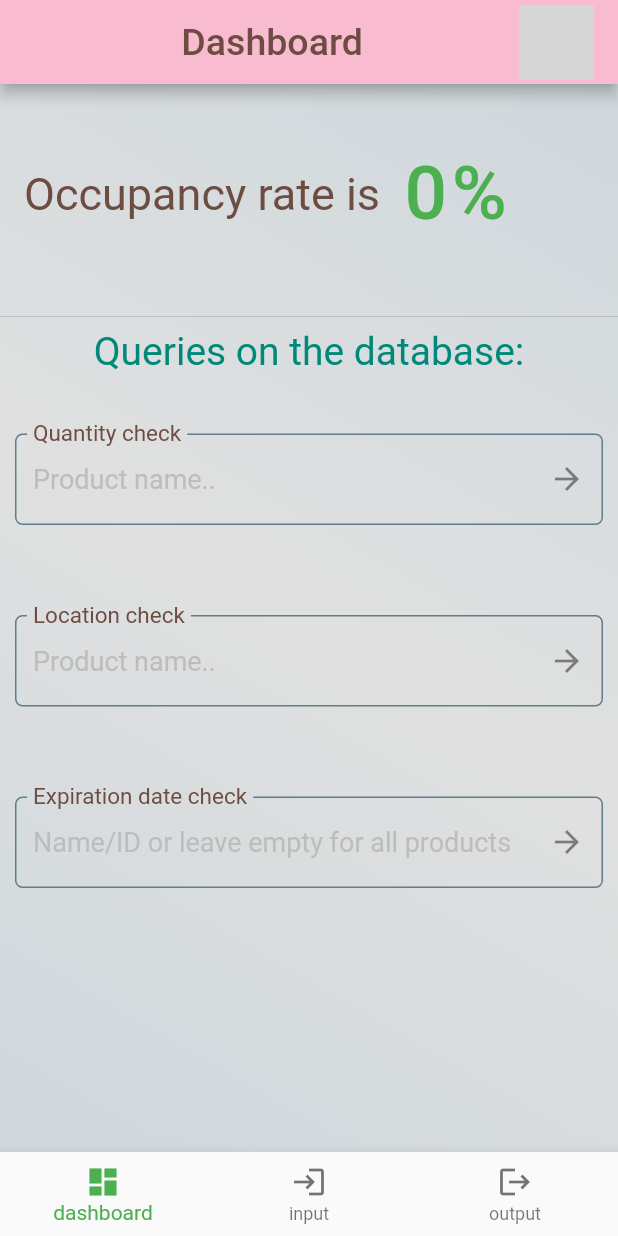
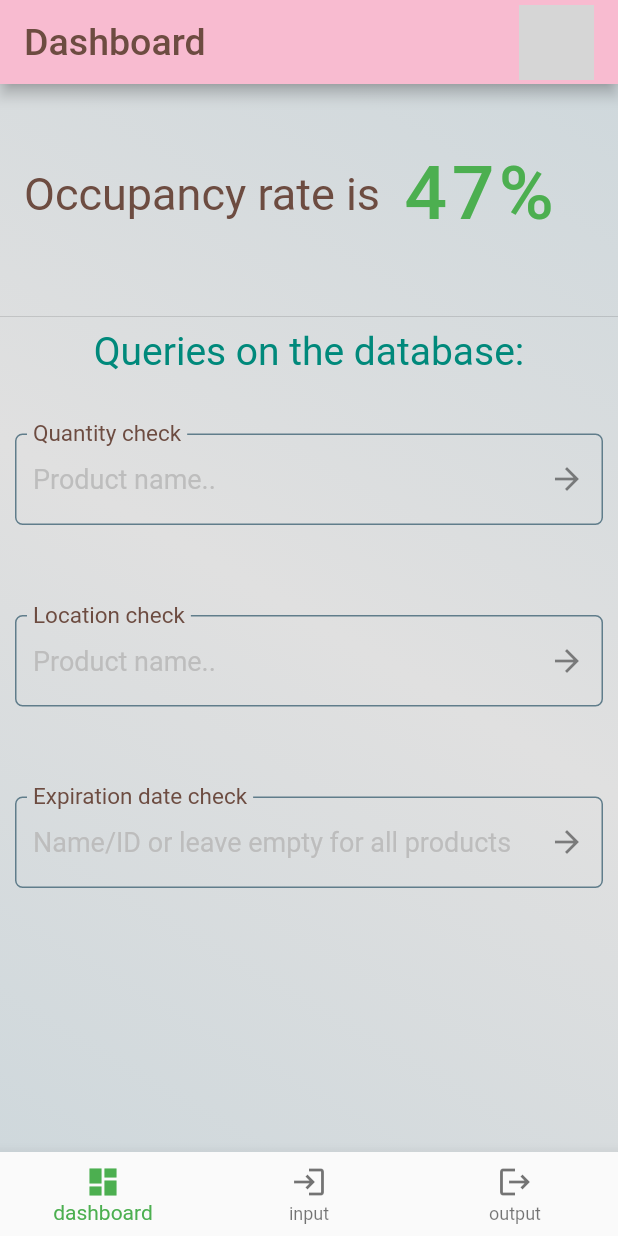
Before and after one commit to dormatz/IOT4.0_Sweet-Tasty, a Flutter app: the screen it shows after launch, on a phone screen of 412 x 824 dp. Run offline on Flutter 3.47's test engine with Material 2 defaults, Android fonts, the phone set to English and light mode, and no system bars; drawn by our look-alikes of modal_progress_hud_nsn; our stand-ins replace cloud_firestore, firebase_core, flutter_speed_dial; missing offline and left inert: flutter_barcode_scanner; accounts and stored records are empty; grey boxes are pictures that could not be loaded.

Commit message:
fix and feat

```diff
--- a/lib/Appbar.dart
+++ b/lib/Appbar.dart
@@ -3,7 +3,7 @@ import 'package:flutter/material.dart';
 Widget createAppBar(title, padding){
   Widget myAppBar = AppBar(
     title: Row(
-      mainAxisAlignment: MainAxisAlignment.end,
+      mainAxisAlignment: MainAxisAlignment.spaceBetween,
       children: [
         Container(
             child: Text(title , style: TextStyle(color: Colors.brown[600], fontSize: 25)))
--- a/lib/Dashboard.dart
+++ b/lib/Dashboard.dart
@@ -18,7 +18,7 @@ class _DashboardPageState extends State<DashboardPage> {
   @override
   Widget build(BuildContext context) {
     return Scaffold(
-      appBar: createAppBar('Dashboard', 52.0),
+      appBar: createAppBar('Dashboard', 44.0),
       body: Container(child: DashboardListView(), decoration: myGradient()),
       );
   }
@@ -46,7 +46,7 @@ class DashboardListView extends StatefulWidget {
 
 class _DashboardListViewState extends State<DashboardListView> {
   String real_occupancy_rate = '';
-  int fake_occupancy_rate = 40;
+  int fake_occupancy_rate = 47;
   final _1Controller = TextEditingController();
   final _2Controller = TextEditingController();
   final _3Controller = TextEditingController();
@@ -69,25 +69,25 @@ class _DashboardListViewState extends State<DashboardListView> {
           children: <Widget>[
 
           Padding(padding: EdgeInsets.all(20)),
-          ListTile(title: Row(children: [Text("Occupancy rate is  ", style: TextStyle(fontSize: 30, color: Colors.brown[600]),),Text(real_occupancy_rate + '%', style: occupanyRateStyle(context))])),
+          ListTile(title: Row(children: [Text("Occupancy rate is  ", style: TextStyle(fontSize: 30, color: Colors.brown[600]),),Text(fake_occupancy_rate.toString() + '%', style: occupanyRateStyle(context))])),
           Padding(padding: EdgeInsets.all(20)),
           Divider(),
           Center(child: Text('Queries on the database:', style: TextStyle(fontSize: 26, color: Colors.teal[600]),),),
           Padding(padding: EdgeInsets.all(20)),
           Container(
-            child: TextFormField(key:_firstKey, decoration: textFieldsStyle("Quantity check", 'Product name..', getQuantity, _1Controller.text), controller: _1Controller, validator: validator,),
+            child: TextFormField(key:_firstKey, decoration: textFieldsStyle("Quantity check", 'Product name..', getQuantity, _1Controller), controller: _1Controller, validator: validator,),
             margin: EdgeInsets.only(right: 10, left: 10),
           ),
           Padding(padding: EdgeInsets.all(30)),
 
           Container(
-            child: TextFormField(key: _secondKey, decoration: textFieldsStyle("Location check", 'Product name..', getPosition, _2Controller.text) , controller: _2Controller, validator: validator,),
+            child: TextFormField(key: _secondKey, decoration: textFieldsStyle("Location check", 'Product name..', getPosition, _2Controller) , controller: _2Controller, validator: validator,),
             margin: EdgeInsets.only(right: 10, left: 10),
           ),
           Padding(padding: EdgeInsets.all(30)),
 
           Container(
-            child: TextField(decoration: textFieldsStyle('Expiration date check', "Name/ID or leave empty for all products", getExpired, _3Controller.text) , controller: _3Controller),
+            child: TextField(decoration: textFieldsStyle('Expiration date check', "Name/ID or leave empty for all products", getExpired, _3Controller) , controller: _3Controller),
             margin: EdgeInsets.only(right: 10, left: 10),
           ),
           //shelf query
@@ -108,7 +108,7 @@ class _DashboardListViewState extends State<DashboardListView> {
       labelStyle: TextStyle(color: Colors.brown[600], fontSize: 20),
       hintText: hintText,
       hintStyle: TextStyle(color: Colors.grey[400], fontSize: 18),
-      suffixIcon: IconButton(onPressed: () => query(ctrl), icon: Icon(Icons.arrow_forward_outlined)),
+      suffixIcon: IconButton(onPressed: () => query(ctrl.text), icon: Icon(Icons.arrow_forward_outlined)),
       floatingLabelBehavior: FloatingLabelBehavior.always,
       enabledBorder: OutlineInputBorder(
       borderRadius: BorderRadius.circular(5),
@@ -130,6 +130,7 @@ class _DashboardListViewState extends State<DashboardListView> {
   Future getQuantity(String item) async {
     if(_firstKey.currentState.validate()) {
       await this.Loading();
+      print(item);
       int Q = await db.totalQuantity(item); //in the real deal the totalQuantity will be called inside Loading
       //print(Q);
       //print(item);
--- a/lib/InputPage.dart
+++ b/lib/InputPage.dart
@@ -28,7 +28,7 @@ class _InputPageState extends State<InputPage> {
   @override
   Widget build(BuildContext context) {
     return Scaffold(
-      appBar: createAppBar("Incoming Stock", 27.0),
+      appBar: createAppBar("Incoming Stock", 21.0),
       floatingActionButton: buildSpeedDial(),
       body: ModalProgressHUD(
           child: Container(child: Center(child: StocksList(_addedStocks),),),
--- a/lib/OutputPage.dart
+++ b/lib/OutputPage.dart
@@ -24,7 +24,7 @@ class _OutputPageState extends State<OutputPage> {
   @override
   Widget build(BuildContext context) {
     return Scaffold(
-      appBar: createAppBar("Outgoing Stocks", 22.0),
+      appBar: createAppBar("Outgoing Stocks", 15.0),
       floatingActionButton: Padding(
         child:FloatingActionButton(onPressed: openAddOrdersForm, child: Icon(Icons.add, color: Colors.grey[600],size: 30), backgroundColor: Colors.pink[100], elevation: 8.0,),
         padding:const EdgeInsets.only(right: 2,bottom: 11.0),),
--- a/lib/database.dart
+++ b/lib/database.dart
@@ -11,11 +11,12 @@ class DatabaseService {
   //totalQuantityByName
   Future totalQuantity(String name) async {
     var total = 0;
+    print(name);
     await boxesCollection.where('name', isEqualTo: name).get().
     then((querySnapshot) => {
       querySnapshot.docs.forEach((doc) {
-        Box box = Box(name:doc['name'], q:doc['q'], shelf:doc['shelf']);
-        total = total + box.q;
+        //Box box = Box(name:doc['name'], q:doc['q'], shelf:doc['shelf']);
+        total = total + doc.get('q');
       })
     });
     return total;
```
